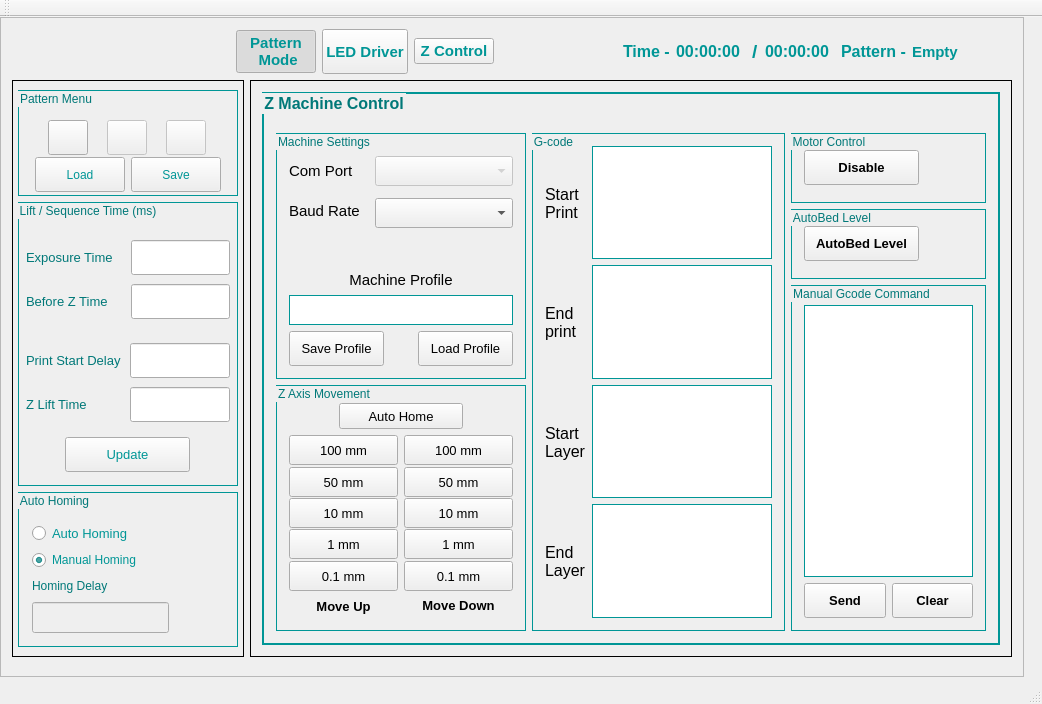
Old version of the form mainwindow.ui in the repository jariwalarobotics/DLP-Software.
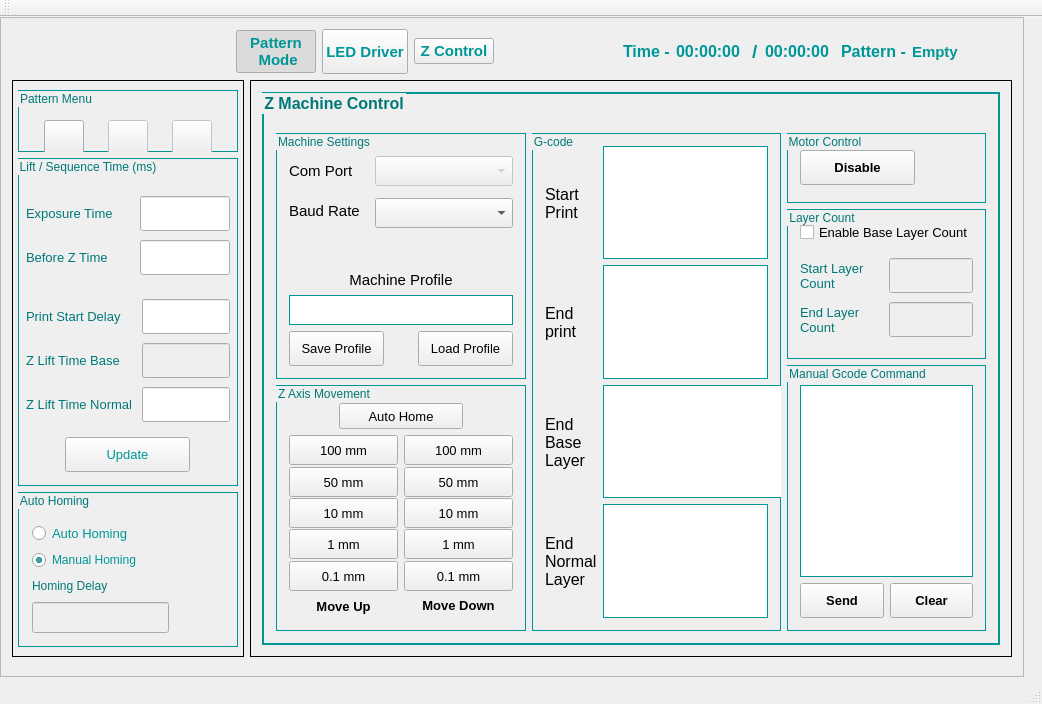
New version of the form. The open tabs and pages were chosen to show the change. Icons and pictures are not drawn.

Commit message: - Added code to devide total pattern into Base Layer and Normal Layer for Z Axis Movement. - Added code to update total time as per Base and Normal Layer.

What changed in the file:
```diff
--- a/mainwindow.ui
+++ b/mainwindow.ui
@@ -216,71 +216,6 @@
                   </property>
                  </spacer>
                 </item>
-                <item row="2" column="1">
-                 <widget class="QPushButton" name="saveButton_patternSettings">
-                  <property name="enabled">
-                   <bool>true</bool>
-                  </property>
-                  <property name="sizePolicy">
-                   <sizepolicy hsizetype="Fixed" vsizetype="Fixed">
-                    <horstretch>0</horstretch>
-                    <verstretch>0</verstretch>
-                   </sizepolicy>
-                  </property>
-                  <property name="minimumSize">
-                   <size>
-                    <width>90</width>
-                    <height>35</height>
-                   </size>
-                  </property>
-                  <property name="toolTip">
-                   <string>Save settings to a file</string>
-                  </property>
-                  <property name="styleSheet">
-                   <string notr="true">QPushButton{
-	color:rgb(0,150,150);
-}</string>
-                  </property>
-                  <property name="text">
-                   <string>Save</string>
-                  </property>
-                  <property name="icon">
-                   <iconset resource="hires.qrc">
-                    <normaloff>:/new/prefix1/Icons/save.png</normaloff>:/new/prefix1/Icons/save.png</iconset>
-                  </property>
-                 </widget>
-                </item>
-                <item row="2" column="0">
-                 <widget class="QPushButton" name="loadButton_patternSettings">
-                  <property name="sizePolicy">
-                   <sizepolicy hsizetype="Fixed" vsizetype="Fixed">
-                    <horstretch>0</horstretch>
-                    <verstretch>0</verstretch>
-                   </sizepolicy>
-                  </property>
-                  <property name="minimumSize">
-                   <size>
-                    <width>90</width>
-                    <height>35</height>
-                   </size>
-                  </property>
-                  <property name="toolTip">
-                   <string>Load settings from a file</string>
-                  </property>
-                  <property name="styleSheet">
-                   <string notr="true">QPushButton{
-	color:rgb(0,150,150);
-}</string>
-                  </property>
-                  <property name="text">
-                   <string>Load</string>
-                  </property>
-                  <property name="icon">
-                   <iconset resource="hires.qrc">
-                    <normaloff>:/new/prefix1/Icons/load.png</normaloff>:/new/prefix1/Icons/load.png</iconset>
-                  </property>
-                 </widget>
-                </item>
                 <item row="1" column="0" colspan="2">
                  <layout class="QHBoxLayout" name="horizontalLayout_5">
                   <item>
@@ -482,6 +417,26 @@
                 <property name="spacing">
                  <number>9</number>
                 </property>
+                <item row="4" column="0">
+                 <widget class="QLabel" name="label_11">
+                  <property name="font">
+                   <font>
+                    <family>Arial</family>
+                    <pointsize>10</pointsize>
+                   </font>
+                  </property>
+                  <property name="styleSheet">
+                   <string notr="true">QLabel{ border: 0px ;
+background-color: transparent;
+border-color: rgb(0,150,150);
+color:rgb(0,120,120);
+;}</string>
+                  </property>
+                  <property name="text">
+                   <string>Z Lift Time Normal</string>
+                  </property>
+                 </widget>
+                </item>
                 <item row="1" column="0">
                  <widget class="QLabel" name="label_10">
                   <property name="font">
@@ -532,6 +487,9 @@
                 </item>
                 <item row="2" column="0">
                  <widget class="QLabel" name="label_9">
+                  <property name="enabled">
+                   <bool>false</bool>
+                  </property>
                   <property name="font">
                    <font>
                     <family>Arial</family>
@@ -546,12 +504,43 @@
 ;}</string>
                   </property>
                   <property name="text">
-                   <string>Z Lift Time</string>
+                   <string>Z Lift Time Base</string>
                   </property>
                  </widget>
                 </item>
                 <item row="2" column="1">
-                 <widget class="QLineEdit" name="ZLiftdelay">
+                 <widget class="QLineEdit" name="ZLiftdelayBase">
+                  <property name="enabled">
+                   <bool>false</bool>
+                  </property>
+                  <property name="sizePolicy">
+                   <sizepolicy hsizetype="Preferred" vsizetype="Preferred">
+                    <horstretch>0</horstretch>
+                    <verstretch>0</verstretch>
+                   </sizepolicy>
+                  </property>
+                  <property name="minimumSize">
+                   <size>
+                    <width>0</width>
+                    <height>35</height>
+                   </size>
+                  </property>
+                  <property name="maximumSize">
+                   <size>
+                    <width>16777215</width>
+                    <height>35</height>
+                   </size>
+                  </property>
+                  <property name="font">
+                   <font>
+                    <family>Arial</family>
+                    <pointsize>11</pointsize>
+                   </font>
+                  </property>
+                 </widget>
+                </item>
+                <item row="4" column="1">
+                 <widget class="QLineEdit" name="ZLiftdelayNormal">
                   <property name="sizePolicy">
                    <sizepolicy hsizetype="Preferred" vsizetype="Preferred">
                     <horstretch>0</horstretch>
@@ -612,7 +601,7 @@
 ;}</string>
                   </property>
                   <property name="text">
-                   <string>Exposure Time</string>
+                   <string>Exposure Time </string>
                   </property>
                   <property name="wordWrap">
                    <bool>true</bool>
@@ -657,7 +646,7 @@
                  <widget class="QLabel" name="label_Exposure_2">
                   <property name="minimumSize">
                    <size>
-                    <width>96</width>
+                    <width>105</width>
                     <height>0</height>
                    </size>
                   </property>
@@ -4217,7 +4206,7 @@
                                 </font>
                                </property>
                                <property name="text">
-                                <string>Start Layer</string>
+                                <string>End Base Layer</string>
                                </property>
                                <property name="wordWrap">
                                 <bool>true</bool>
@@ -4233,7 +4222,7 @@
                                 </font>
                                </property>
                                <property name="text">
-                                <string>End Layer</string>
+                                <string>End Normal Layer</string>
                                </property>
                                <property name="wordWrap">
                                 <bool>true</bool>
@@ -4483,36 +4472,174 @@
 ;}</string>
                           </property>
                           <property name="title">
-                           <string>AutoBed Level</string>
+                           <string>Layer Count</string>
                           </property>
                           <layout class="QVBoxLayout" name="verticalLayout_9">
                            <item>
-                            <widget class="QPushButton" name="AutoBedLevel">
-                             <property name="sizePolicy">
-                              <sizepolicy hsizetype="Preferred" vsizetype="Preferred">
-                               <horstretch>0</horstretch>
-                               <verstretch>0</verstretch>
-                              </sizepolicy>
-                             </property>
-                             <property name="maximumSize">
-                              <size>
-                               <width>115</width>
-                               <height>35</height>
-                              </size>
-                             </property>
+                            <widget class="QCheckBox" name="EnableLayer">
                              <property name="font">
                               <font>
                                <family>Arial</family>
                                <pointsize>10</pointsize>
-                               <weight>75</weight>
-                               <bold>true</bold>
                               </font>
                              </property>
                              <property name="text">
-                              <string>AutoBed Level</string>
+                              <string>Enable Base Layer Count</string>
                              </property>
                             </widget>
                            </item>
+                           <item>
+                            <layout class="QGridLayout" name="gridLayout_42">
+                             <property name="leftMargin">
+                              <number>0</number>
+                             </property>
+                             <property name="topMargin">
+                              <number>9</number>
+                             </property>
+                             <property name="bottomMargin">
+                              <number>9</number>
+                             </property>
+                             <property name="spacing">
+                              <number>9</number>
+                             </property>
+                             <item row="1" column="0">
+                              <widget class="QLabel" name="label_startlayer">
+                               <property name="enabled">
+                                <bool>false</bool>
+                               </property>
+                               <property name="font">
+                                <font>
+                                 <family>Arial</family>
+                                 <pointsize>10</pointsize>
+                                 <weight>50</weight>
+                                 <bold>false</bold>
+                                </font>
+                               </property>
+                               <property name="styleSheet">
+                                <string notr="true">QLabel{ border: 0px ;
+background-color: transparent;
+border-color: rgb(0,150,150);
+color:rgb(0,120,120);
+;}</string>
+                               </property>
+                               <property name="text">
+                                <string>Start Layer Count</string>
+                               </property>
+                               <property name="wordWrap">
+                                <bool>true</bool>
+                               </property>
+                              </widget>
+                             </item>
+                             <item row="2" column="1">
+                              <widget class="QLineEdit" name="EndLayerCount">
+                               <property name="enabled">
+                                <bool>false</bool>
+                               </property>
+                               <property name="sizePolicy">
+                                <sizepolicy hsizetype="Preferred" vsizetype="Preferred">
+                                 <horstretch>0</horstretch>
+                                 <verstretch>0</verstretch>
+                                </sizepolicy>
+                               </property>
+                               <property name="minimumSize">
+                                <size>
+                                 <width>0</width>
+                                 <height>35</height>
+                                </size>
+                               </property>
+                               <property name="maximumSize">
+                                <size>
+                                 <width>16777215</width>
+                                 <height>35</height>
+                                </size>
+                               </property>
+                               <property name="font">
+                                <font>
+                                 <family>Arial</family>
+                                 <pointsize>11</pointsize>
+                                </font>
+                               </property>
+                              </widget>
+                             </item>
+                             <item row="2" column="0">
+                              <widget class="QLabel" name="label_EndLayer">
+                               <property name="enabled">
+                                <bool>false</bool>
+                               </property>
+                               <property name="minimumSize">
+                                <size>
+                                 <width>80</width>
+                                 <height>0</height>
+                                </size>
+                               </property>
+                               <property name="maximumSize">
+                                <size>
+                                 <width>180</width>
+                                 <height>16777215</height>
+                                </size>
+                               </property>
+                               <property name="font">
+                                <font>
+                                 <family>Arial</family>
+                                 <pointsize>10</pointsize>
+                                 <weight>50</weight>
+                                 <bold>false</bold>
+                                </font>
+                               </property>
+                               <property name="styleSheet">
+                                <string notr="true">QLabel{ border: 0px ;
+background-color: transparent;
+border-color: rgb(0,150,150);
+color:rgb(0,120,120);
+;}</string>
+                               </property>
+                               <property name="text">
+                                <string>End Layer Count</string>
+                               </property>
+                               <property name="wordWrap">
+                                <bool>true</bool>
+                               </property>
+                              </widget>
+                             </item>
+                             <item row="1" column="1">
+                              <widget class="QLineEdit" name="StartLayerCount">
+                               <property name="enabled">
+                                <bool>false</bool>
+                               </property>
+                               <property name="sizePolicy">
+                                <sizepolicy hsizetype="Preferred" vsizetype="Preferred">
+                                 <horstretch>0</horstretch>
+                                 <verstretch>0</verstretch>
+                                </sizepolicy>
+                               </property>
+                               <property name="minimumSize">
+                                <size>
+                                 <width>0</width>
+                                 <height>35</height>
+                                </size>
+                               </property>
+                               <property name="maximumSize">
+                                <size>
+                                 <width>16777215</width>
+                                 <height>35</height>
+                                </size>
+                               </property>
+                               <property name="font">
+                                <font>
+                                 <family>Arial</family>
+                                 <pointsize>11</pointsize>
+                                </font>
+                               </property>
+                               <property name="toolTip">
+                                <string/>
+                               </property>
+                               <property name="text">
+                                <string/>
+                               </property>
+                              </widget>
+                             </item>
+                            </layout>
+                           </item>
                           </layout>
                          </widget>
                         </item>
```
Left out of the diff: 58 changed lines with no effect on the pictures. The commit also changes 6 other files.
